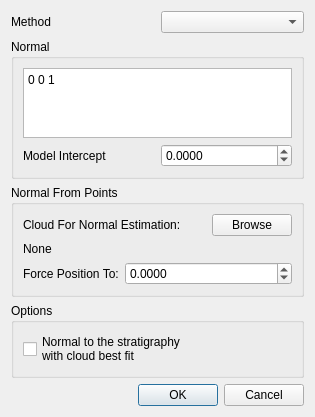
luca-penasa/vombat, file dialogs/ComputeStratigraphicPositionDlg.ui: the form before one commit.
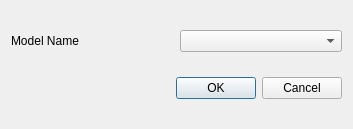
The form after the commit. Custom widgets are drawn as their Qt base class.

Commit message: now compiles with last version of CloudCompare

```diff
--- a/dialogs/ComputeStratigraphicPositionDlg.ui
+++ b/dialogs/ComputeStratigraphicPositionDlg.ui
@@ -6,8 +6,8 @@
    <rect>
     <x>0</x>
     <y>0</y>
-    <width>315</width>
-    <height>401</height>
+    <width>353</width>
+    <height>129</height>
    </rect>
   </property>
   <property name="windowTitle">
@@ -15,143 +15,19 @@
   </property>
   <layout class="QVBoxLayout" name="verticalLayout">
    <item>
-    <layout class="QHBoxLayout" name="horizontalLayout_2">
+    <layout class="QHBoxLayout" name="horizontalLayout">
      <item>
       <widget class="QLabel" name="label">
        <property name="text">
-        <string>Method</string>
+        <string>Model Name</string>
        </property>
       </widget>
      </item>
      <item>
-      <widget class="QComboBox" name="normal_est_method"/>
+      <widget class="ObjectSelectionComboBox" name="comboBox"/>
      </item>
     </layout>
    </item>
-   <item>
-    <widget class="QGroupBox" name="normal_group">
-     <property name="title">
-      <string>Normal</string>
-     </property>
-     <layout class="QHBoxLayout" name="horizontalLayout">
-      <item>
-       <layout class="QGridLayout" name="gridLayout">
-        <property name="sizeConstraint">
-         <enum>QLayout::SetMaximumSize</enum>
-        </property>
-        <item row="0" column="0" colspan="2">
-         <widget class="QTextEdit" name="normal_string">
-          <property name="html">
-           <string>&lt;!DOCTYPE HTML PUBLIC &quot;-//W3C//DTD HTML 4.0//EN&quot; &quot;http://www.w3.org/TR/REC-html40/strict.dtd&quot;&gt;
-&lt;html&gt;&lt;head&gt;&lt;meta name=&quot;qrichtext&quot; content=&quot;1&quot; /&gt;&lt;style type=&quot;text/css&quot;&gt;
-p, li { white-space: pre-wrap; }
-&lt;/style&gt;&lt;/head&gt;&lt;body style=&quot; font-family:'Sans Serif'; font-size:7pt; font-weight:400; font-style:normal;&quot;&gt;
-&lt;p style=&quot; margin-top:0px; margin-bottom:0px; margin-left:0px; margin-right:0px; -qt-block-indent:0; text-indent:0px;&quot;&gt;&lt;span style=&quot; font-size:9pt;&quot;&gt;0 0 1&lt;/span&gt;&lt;/p&gt;&lt;/body&gt;&lt;/html&gt;</string>
-          </property>
-         </widget>
-        </item>
-        <item row="1" column="0">
-         <widget class="QLabel" name="label_3">
-          <property name="text">
-           <string>Model Intercept</string>
-          </property>
-         </widget>
-        </item>
-        <item row="1" column="1">
-         <widget class="QDoubleSpinBox" name="intercept">
-          <property name="decimals">
-           <number>4</number>
-          </property>
-          <property name="minimum">
-           <double>-10000.000000000000000</double>
-          </property>
-          <property name="maximum">
-           <double>10000.000000000000000</double>
-          </property>
-          <property name="singleStep">
-           <double>0.010000000000000</double>
-          </property>
-         </widget>
-        </item>
-       </layout>
-      </item>
-     </layout>
-    </widget>
-   </item>
-   <item>
-    <widget class="QGroupBox" name="point_set_group">
-     <property name="title">
-      <string>Normal From Points</string>
-     </property>
-     <layout class="QGridLayout" name="gridLayout_3">
-      <item row="0" column="0">
-       <layout class="QGridLayout" name="gridLayout_2">
-        <item row="0" column="0" colspan="2">
-         <widget class="QLabel" name="label_2">
-          <property name="text">
-           <string>Cloud For Normal Estimation:</string>
-          </property>
-         </widget>
-        </item>
-        <item row="0" column="2">
-         <widget class="QPushButton" name="browse_button">
-          <property name="text">
-           <string>Browse</string>
-          </property>
-         </widget>
-        </item>
-        <item row="1" column="0" colspan="3">
-         <widget class="QLabel" name="cloud_selected">
-          <property name="text">
-           <string>None</string>
-          </property>
-         </widget>
-        </item>
-        <item row="2" column="0">
-         <widget class="QLabel" name="cloud_selected_2">
-          <property name="text">
-           <string>Force Position To:</string>
-          </property>
-         </widget>
-        </item>
-        <item row="2" column="1" colspan="2">
-         <widget class="QDoubleSpinBox" name="force_sp">
-          <property name="decimals">
-           <number>4</number>
-          </property>
-          <property name="minimum">
-           <double>-10000.000000000000000</double>
-          </property>
-          <property name="maximum">
-           <double>10000.000000000000000</double>
-          </property>
-          <property name="singleStep">
-           <double>0.010000000000000</double>
-          </property>
-         </widget>
-        </item>
-       </layout>
-      </item>
-     </layout>
-    </widget>
-   </item>
-   <item>
-    <widget class="QGroupBox" name="groupBox">
-     <property name="title">
-      <string>Options</string>
-     </property>
-     <layout class="QVBoxLayout" name="verticalLayout_2">
-      <item>
-       <widget class="QCheckBox" name="checkBoxNormalToStrata">
-        <property name="text">
-         <string>Normal to the stratigraphy
-with cloud best fit</string>
-        </property>
-       </widget>
-      </item>
-     </layout>
-    </widget>
-   </item>
    <item>
     <widget class="QDialogButtonBox" name="buttons">
      <property name="orientation">
@@ -164,6 +40,13 @@
    </item>
   </layout>
  </widget>
+ <customwidgets>
+  <customwidget>
+   <class>ObjectSelectionComboBox</class>
+   <extends>QComboBox</extends>
+   <header>qtHelper.h</header>
+  </customwidget>
+ </customwidgets>
  <resources/>
  <connections>
   <connection>
```
The commit also changes 28 other files.
